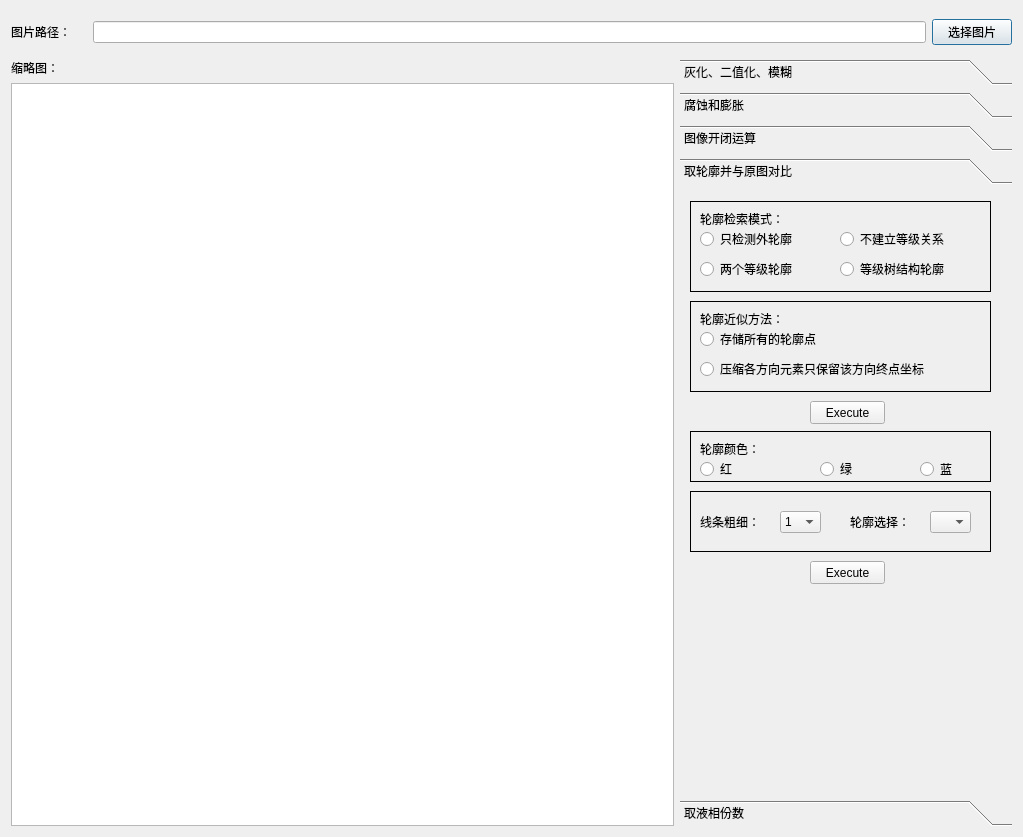
This is imagedraw.ui in Cat7102/Get-Boundary as Qt 5 draws it before an edit. The edited form follows.
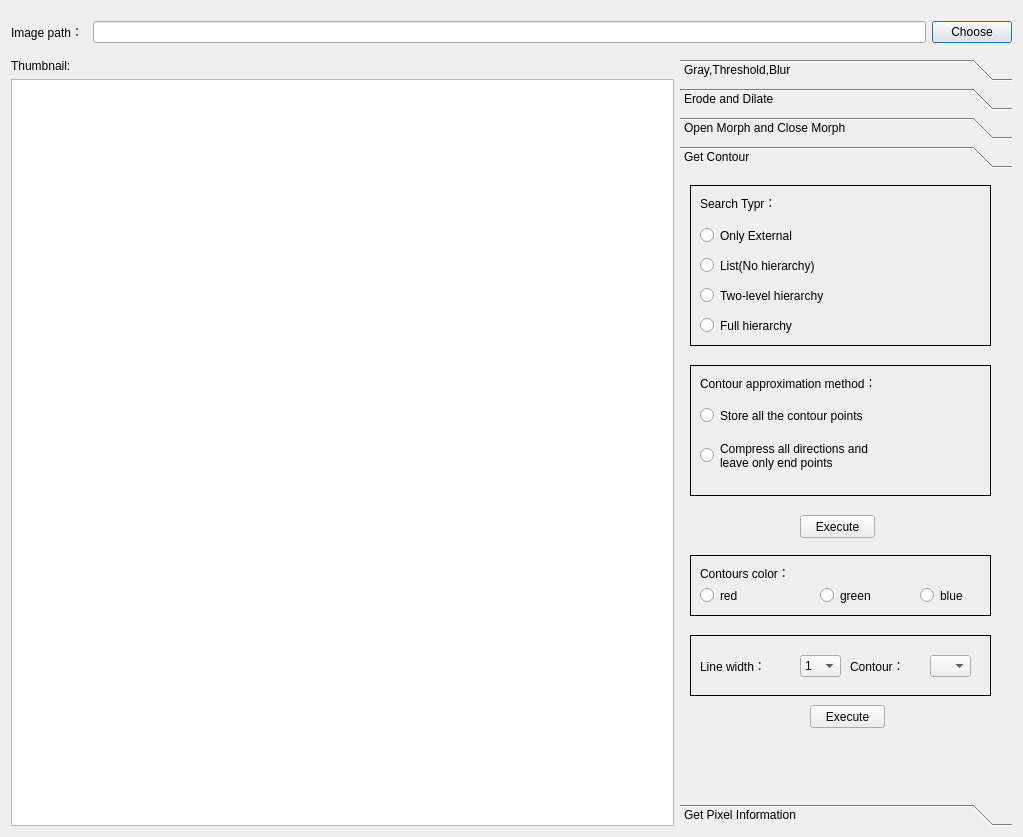
This is the edited form. The open tabs and pages were chosen to show the change.

The edit to the form file:
```diff
--- a/imagedraw.ui
+++ b/imagedraw.ui
@@ -44,7 +44,7 @@
             </sizepolicy>
            </property>
            <property name="text">
-            <string>图片路径：</string>
+            <string>Image path：</string>
            </property>
            <property name="scaledContents">
             <bool>false</bool>
@@ -127,7 +127,7 @@
               </sizepolicy>
              </property>
              <property name="text">
-              <string>选择图片</string>
+              <string>Choose</string>
              </property>
             </widget>
            </item>
@@ -157,7 +157,7 @@
          <item>
           <widget class="QLabel" name="label_2">
            <property name="text">
-            <string>缩略图：</string>
+            <string>Thumbnail:</string>
            </property>
           </widget>
          </item>
@@ -189,7 +189,7 @@
              </rect>
             </property>
             <attribute name="label">
-             <string>灰化、二值化、模糊</string>
+             <string>Gray,Threshold,Blur</string>
             </attribute>
             <widget class="QFrame" name="frame">
              <property name="geometry">
@@ -574,7 +574,7 @@
              </rect>
             </property>
             <attribute name="label">
-             <string>腐蚀和膨胀</string>
+             <string>Erode and Dilate</string>
             </attribute>
             <widget class="QFrame" name="frame_2">
              <property name="geometry">
@@ -836,7 +836,7 @@
              </rect>
             </property>
             <attribute name="label">
-             <string>图像开闭运算</string>
+             <string>Open Morph and Close Morph</string>
             </attribute>
             <widget class="QFrame" name="frame_4">
              <property name="geometry">
@@ -972,7 +972,7 @@
              </rect>
             </property>
             <attribute name="label">
-             <string>取轮廓并与原图对比</string>
+             <string>Get Contour</string>
             </attribute>
             <widget class="QFrame" name="frame_5">
              <property name="geometry">
@@ -995,7 +995,7 @@
                 <x>10</x>
                 <y>10</y>
                 <width>301</width>
-                <height>91</height>
+                <height>161</height>
                </rect>
               </property>
               <property name="frameShape">
@@ -1014,59 +1014,59 @@
                 </rect>
                </property>
                <property name="text">
-                <string>轮廓检索模式：</string>
+                <string>Search Typr：</string>
                </property>
               </widget>
               <widget class="QRadioButton" name="radioButton_5">
                <property name="geometry">
                 <rect>
                  <x>10</x>
-                 <y>30</y>
-                 <width>121</width>
-                 <height>16</height>
+                 <y>40</y>
+                 <width>251</width>
+                 <height>21</height>
                 </rect>
                </property>
                <property name="text">
-                <string>只检测外轮廓</string>
+                <string>Only External</string>
                </property>
               </widget>
               <widget class="QRadioButton" name="radioButton_6">
                <property name="geometry">
                 <rect>
-                 <x>150</x>
-                 <y>30</y>
-                 <width>131</width>
-                 <height>16</height>
+                 <x>10</x>
+                 <y>70</y>
+                 <width>261</width>
+                 <height>21</height>
                 </rect>
                </property>
                <property name="text">
-                <string>不建立等级关系</string>
+                <string>List(No hierarchy)</string>
                </property>
               </widget>
               <widget class="QRadioButton" name="radioButton_7">
                <property name="geometry">
                 <rect>
                  <x>10</x>
-                 <y>60</y>
-                 <width>121</width>
-                 <height>16</height>
+                 <y>100</y>
+                 <width>241</width>
+                 <height>21</height>
                 </rect>
                </property>
                <property name="text">
-                <string>两个等级轮廓</string>
+                <string>Two-level hierarchy</string>
                </property>
               </widget>
               <widget class="QRadioButton" name="radioButton_8">
                <property name="geometry">
                 <rect>
-                 <x>150</x>
-                 <y>60</y>
-                 <width>141</width>
-                 <height>16</height>
+                 <x>10</x>
+                 <y>130</y>
+                 <width>191</width>
+                 <height>21</height>
                 </rect>
                </property>
                <property name="text">
-                <string>等级树结构轮廓</string>
+                <string>Full hierarchy</string>
                </property>
               </widget>
              </widget>
@@ -1074,9 +1074,9 @@
               <property name="geometry">
                <rect>
                 <x>10</x>
-                <y>110</y>
+                <y>190</y>
                 <width>301</width>
-                <height>91</height>
+                <height>131</height>
                </rect>
               </property>
               <property name="frameShape">
@@ -1090,220 +1090,221 @@
                 <rect>
                  <x>10</x>
                  <y>10</y>
-                 <width>81</width>
+                 <width>281</width>
                  <height>16</height>
                 </rect>
                </property>
                <property name="text">
-                <string>轮廓近似方法：</string>
+                <string>Contour approximation method：</string>
                </property>
               </widget>
               <widget class="QRadioButton" name="radioButton_13">
                <property name="geometry">
                 <rect>
                  <x>10</x>
-                 <y>30</y>
-                 <width>161</width>
-                 <height>16</height>
+                 <y>40</y>
+                 <width>271</width>
+                 <height>21</height>
                 </rect>
                </property>
                <property name="text">
-                <string>存储所有的轮廓点</string>
+                <string>Store all the contour points</string>
                </property>
               </widget>
               <widget class="QRadioButton" name="radioButton_14">
                <property name="geometry">
                 <rect>
                  <x>10</x>
-                 <y>60</y>
+                 <y>70</y>
                  <width>281</width>
-                 <height>16</height>
+                 <height>41</height>
                 </rect>
                </property>
                <property name="text">
-                <string>压缩各方向元素只保留该方向终点坐标</string>
+                <string>Compress all directions and 
+leave only end points</string>
                </property>
               </widget>
              </widget>
-             <widget class="QFrame" name="frame_8">
+            </widget>
+            <widget class="QPushButton" name="pushButton_10">
+             <property name="geometry">
+              <rect>
+               <x>130</x>
+               <y>530</y>
+               <width>75</width>
+               <height>23</height>
+              </rect>
+             </property>
+             <property name="text">
+              <string>Execute</string>
+             </property>
+            </widget>
+            <widget class="QPushButton" name="pushButton_9">
+             <property name="geometry">
+              <rect>
+               <x>120</x>
+               <y>340</y>
+               <width>75</width>
+               <height>23</height>
+              </rect>
+             </property>
+             <property name="text">
+              <string>Execute</string>
+             </property>
+            </widget>
+            <widget class="QFrame" name="frame_9">
+             <property name="geometry">
+              <rect>
+               <x>10</x>
+               <y>460</y>
+               <width>301</width>
+               <height>61</height>
+              </rect>
+             </property>
+             <property name="frameShape">
+              <enum>QFrame::Box</enum>
+             </property>
+             <property name="frameShadow">
+              <enum>QFrame::Plain</enum>
+             </property>
+             <widget class="QLabel" name="label_26">
               <property name="geometry">
                <rect>
+                <x>160</x>
+                <y>20</y>
+                <width>71</width>
+                <height>21</height>
+               </rect>
+              </property>
+              <property name="text">
+               <string>Contour：</string>
+              </property>
+             </widget>
+             <widget class="QLabel" name="label_27">
+              <property name="geometry">
+               <rect>
                 <x>10</x>
-                <y>240</y>
-                <width>301</width>
-                <height>51</height>
+                <y>20</y>
+                <width>91</width>
+                <height>21</height>
                </rect>
               </property>
-              <property name="frameShape">
-               <enum>QFrame::Box</enum>
+              <property name="text">
+               <string>Line width：</string>
               </property>
-              <property name="frameShadow">
-               <enum>QFrame::Plain</enum>
+             </widget>
+             <widget class="QComboBox" name="comboBox">
+              <property name="geometry">
+               <rect>
+                <x>110</x>
+                <y>20</y>
+                <width>41</width>
+                <height>22</height>
+               </rect>
               </property>
-              <widget class="QLabel" name="label_24">
-               <property name="geometry">
-                <rect>
-                 <x>10</x>
-                 <y>10</y>
-                 <width>81</width>
-                 <height>16</height>
-                </rect>
+              <item>
+               <property name="text">
+                <string>1</string>
                </property>
+              </item>
+              <item>
                <property name="text">
-                <string>轮廓颜色：</string>
+                <string>2</string>
                </property>
-              </widget>
-              <widget class="QRadioButton" name="radioButton_17">
-               <property name="geometry">
-                <rect>
-                 <x>10</x>
-                 <y>30</y>
-                 <width>41</width>
-                 <height>16</height>
-                </rect>
-               </property>
+              </item>
+              <item>
                <property name="text">
-                <string>红</string>
+                <string>3</string>
                </property>
-              </widget>
-              <widget class="QRadioButton" name="radioButton_18">
-               <property name="geometry">
-                <rect>
-                 <x>130</x>
-                 <y>30</y>
-                 <width>41</width>
-                 <height>16</height>
-                </rect>
-               </property>
+              </item>
+              <item>
                <property name="text">
-                <string>绿</string>
+                <string>4</string>
                </property>
-              </widget>
-              <widget class="QRadioButton" name="radioButton_19">
-               <property name="geometry">
-                <rect>
-                 <x>230</x>
-                 <y>30</y>
-                 <width>41</width>
-                 <height>16</height>
-                </rect>
-               </property>
+              </item>
+              <item>
                <property name="text">
-                <string>蓝</string>
+                <string>5</string>
                </property>
-              </widget>
+              </item>
              </widget>
-             <widget class="QPushButton" name="pushButton_9">
+             <widget class="QComboBox" name="comboBox_2">
               <property name="geometry">
                <rect>
-                <x>130</x>
-                <y>210</y>
-                <width>75</width>
-                <height>23</height>
+                <x>240</x>
+                <y>20</y>
+                <width>41</width>
+                <height>22</height>
                </rect>
               </property>
+             </widget>
+            </widget>
+            <widget class="QFrame" name="frame_8">
+             <property name="geometry">
+              <rect>
+               <x>10</x>
+               <y>380</y>
+               <width>301</width>
+               <height>61</height>
+              </rect>
+             </property>
+             <property name="frameShape">
+              <enum>QFrame::Box</enum>
+             </property>
+             <property name="frameShadow">
+              <enum>QFrame::Plain</enum>
+             </property>
+             <widget class="QLabel" name="label_24">
+              <property name="geometry">
+               <rect>
+                <x>10</x>
+                <y>10</y>
+                <width>211</width>
+                <height>16</height>
+               </rect>
+              </property>
               <property name="text">
-               <string>Execute</string>
+               <string>Contours color：</string>
               </property>
              </widget>
-             <widget class="QFrame" name="frame_9">
+             <widget class="QRadioButton" name="radioButton_17">
               <property name="geometry">
                <rect>
                 <x>10</x>
-                <y>300</y>
-                <width>301</width>
-                <height>61</height>
+                <y>30</y>
+                <width>61</width>
+                <height>21</height>
                </rect>
               </property>
-              <property name="frameShape">
-               <enum>QFrame::Box</enum>
+              <property name="text">
+               <string>red</string>
               </property>
-              <property name="frameShadow">
-               <enum>QFrame::Plain</enum>
-              </property>
-              <widget class="QLabel" name="label_26">
-               <property name="geometry">
-                <rect>
-                 <x>160</x>
-                 <y>20</y>
-                 <width>71</width>
-                 <height>21</height>
-                </rect>
-               </property>
-               <property name="text">
-                <string>轮廓选择：</string>
-               </property>
-              </widget>
-              <widget class="QLabel" name="label_27">
-               <property name="geometry">
-                <rect>
-                 <x>10</x>
-                 <y>20</y>
-                 <width>71</width>
-                 <height>21</height>
-                </rect>
-               </property>
-               <property name="text">
-                <string>线条粗细：</string>
-               </property>
-              </widget>
-              <widget class="QComboBox" name="comboBox">
-               <property name="geometry">
-                <rect>
-                 <x>90</x>
-                 <y>20</y>
-                 <width>41</width>
-                 <height>22</height>
-                </rect>
-               </property>
-               <item>
-                <property name="text">
-                 <string>1</string>
-                </property>
-               </item>
-               <item>
-                <property name="text">
-                 <string>2</string>
-                </property>
-               </item>
-               <item>
-                <property name="text">
-                 <string>3</string>
-                </property>
-               </item>
-               <item>
-                <property name="text">
-                 <string>4</string>
-                </property>
-               </item>
-               <item>
-                <property name="text">
-                 <string>5</string>
-                </property>
-               </item>
-              </widget>
-              <widget class="QComboBox" name="comboBox_2">
-               <property name="geometry">
-                <rect>
-                 <x>240</x>
-                 <y>20</y>
-                 <width>41</width>
-                 <height>22</height>
-                </rect>
-               </property>
-              </widget>
              </widget>
-             <widget class="QPushButton" name="pushButton_10">
+             <widget class="QRadioButton" name="radioButton_18">
               <property name="geometry">
                <rect>
                 <x>130</x>
-                <y>370</y>
-                <width>75</width>
-                <height>23</height>
+                <y>30</y>
+                <width>81</width>
+                <height>21</height>
                </rect>
               </property>
               <property name="text">
-               <string>Execute</string>
+               <string>green</string>
+              </property>
+             </widget>
+             <widget class="QRadioButton" name="radioButton_19">
+              <property name="geometry">
+               <rect>
+                <x>230</x>
+                <y>30</y>
+                <width>61</width>
+                <height>21</height>
+               </rect>
+              </property>
+              <property name="text">
+               <string>blue</string>
               </property>
              </widget>
             </widget>
@@ -1318,7 +1319,7 @@
              </rect>
             </property>
             <attribute name="label">
-             <string>取液相份数</string>
+             <string>Get Pixel Information</string>
             </attribute>
             <widget class="QFrame" name="frame_10">
              <property name="geometry">
```
Left out of the diff: 530 changed lines with no effect on the pictures.
